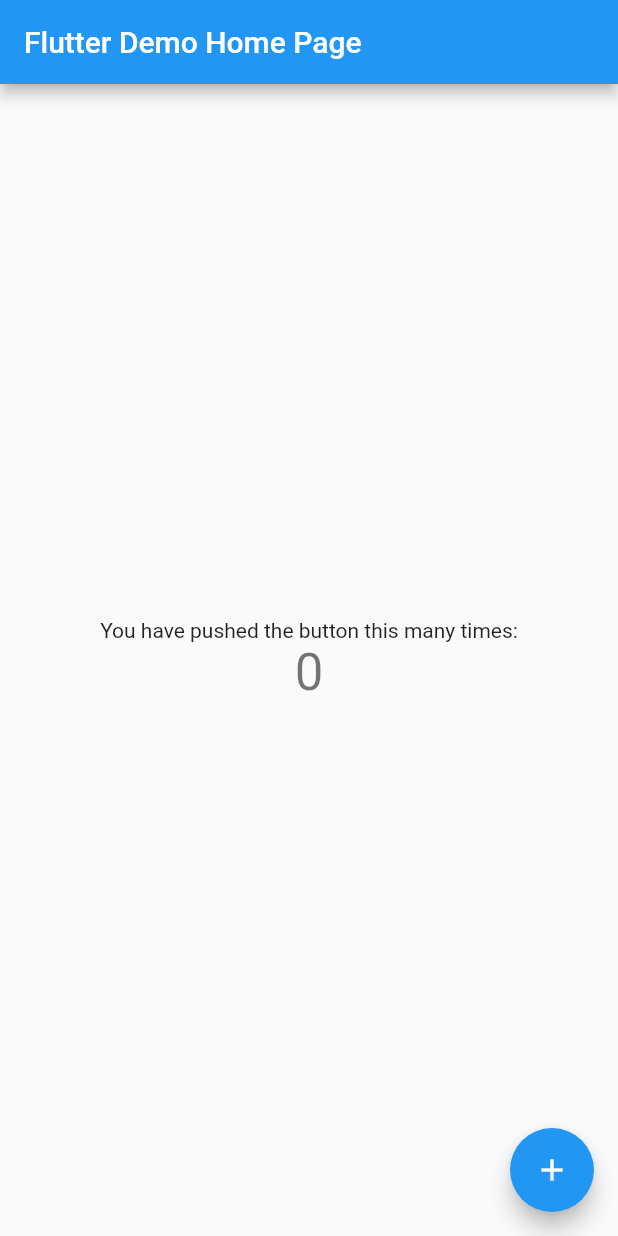
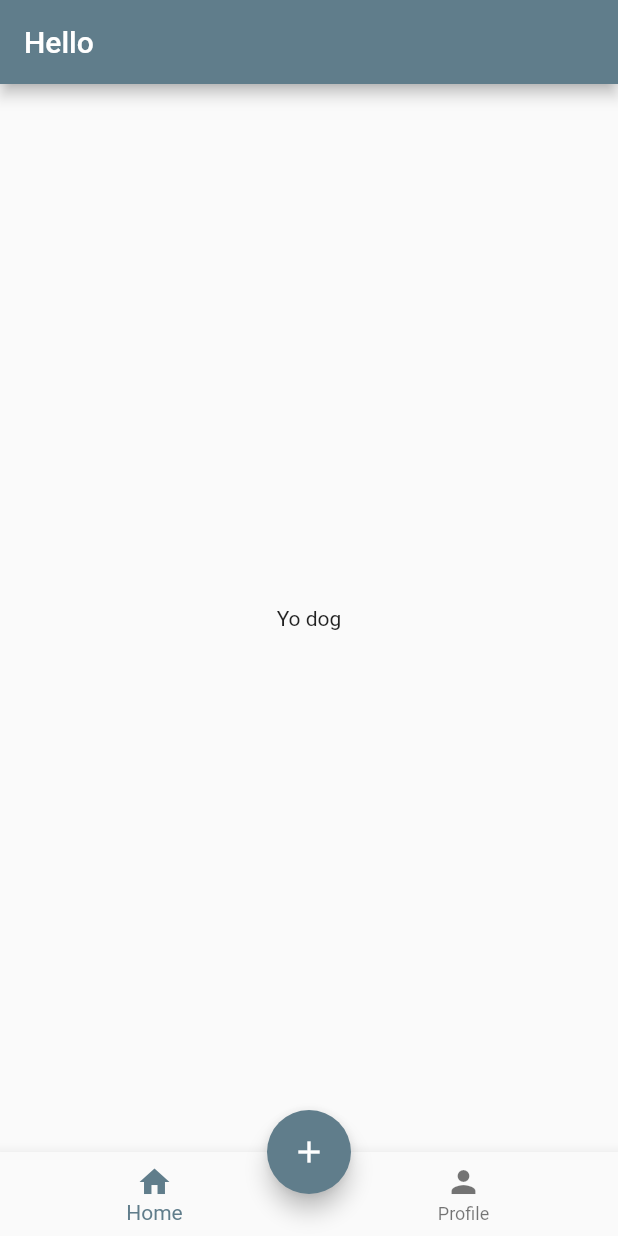
Before and after one commit to kungpaogao/nyf-mobile, a Flutter app: the screen it shows after launch, on a phone screen of 412 x 824 dp. Run offline on Flutter 3.47's test engine with Material 2 defaults, Android fonts, the phone set to English and light mode, and no system bars.

Commit message:
Implemented general layout, bottom navigation

```diff
--- /dev/null
+++ b/lib/components/nav.dart
@@ -0,0 +1,36 @@
+import 'package:flutter/material.dart';
+
+class NavigationBar extends StatefulWidget {
+  NavigationBar({Key key}) : super(key: key);
+
+  @override
+  _NavigationBarState createState() => _NavigationBarState();
+}
+
+class _NavigationBarState extends State<NavigationBar> {
+  int _selectedIndex = 0;
+
+  @override
+  Widget build(BuildContext context) {
+    return BottomNavigationBar(
+      items: const <BottomNavigationBarItem>[
+        BottomNavigationBarItem(
+          icon: Icon(Icons.home),
+          title: Text("Home"),
+        ),
+        BottomNavigationBarItem(
+          icon: Icon(Icons.person),
+          title: Text("Profile"),
+        )
+      ],
+      currentIndex: _selectedIndex,
+      onTap: _onItemTapped,
+    );
+  }
+
+  void _onItemTapped(int index) {
+    setState(() {
+      _selectedIndex = index;
+    });
+  }
+}
--- a/lib/main.dart
+++ b/lib/main.dart
@@ -1,4 +1,7 @@
 import 'package:flutter/material.dart';
+import 'package:flutter/cupertino.dart';
+import 'package:nyf_mobile/pages/home.dart';
+import 'package:nyf_mobile/components/nav.dart';
 
 void main() => runApp(MyApp());
 
@@ -18,94 +21,20 @@ class MyApp extends StatelessWidget {
         // or simply save your changes to "hot reload" in a Flutter IDE).
         // Notice that the counter didn't reset back to zero; the application
         // is not restarted.
-        primarySwatch: Colors.blue,
+        primarySwatch: Colors.blueGrey,
       ),
-      home: MyHomePage(title: 'Flutter Demo Home Page'),
+      home: Scaffold(
+        appBar: AppBar(
+          title: Text("Hello"),
+        ),
+        body: HomePage(),
+        bottomNavigationBar: NavigationBar(),
+        floatingActionButtonLocation: FloatingActionButtonLocation.centerDocked,
+        floatingActionButton: FloatingActionButton(
+          tooltip: 'Increment',
+          child: new Icon(Icons.add),
+        ),
+      ),
     );
   }
 }
-
-class MyHomePage extends StatefulWidget {
-  MyHomePage({Key key, this.title}) : super(key: key);
-
-  // This widget is the home page of your application. It is stateful, meaning
-  // that it has a State object (defined below) that contains fields that affect
-  // how it looks.
-
-  // This class is the configuration for the state. It holds the values (in this
-  // case the title) provided by the parent (in this case the App widget) and
-  // used by the build method of the State. Fields in a Widget subclass are
-  // always marked "final".
-
-  final String title;
-
-  @override
-  _MyHomePageState createState() => _MyHomePageState();
-}
-
-class _MyHomePageState extends State<MyHomePage> {
-  int _counter = 0;
-
-  void _incrementCounter() {
-    setState(() {
-      // This call to setState tells the Flutter framework that something has
-      // changed in this State, which causes it to rerun the build method below
-      // so that the display can reflect the updated values. If we changed
-      // _counter without calling setState(), then the build method would not be
-      // called again, and so nothing would appear to happen.
-      _counter++;
-    });
-  }
-
-  @override
-  Widget build(BuildContext context) {
-    // This method is rerun every time setState is called, for instance as done
-    // by the _incrementCounter method above.
-    //
-    // The Flutter framework has been optimized to make rerunning build methods
-    // fast, so that you can just rebuild anything that needs updating rather
-    // than having to individually change instances of widgets.
-    return Scaffold(
-      appBar: AppBar(
-        // Here we take the value from the MyHomePage object that was created by
-        // the App.build method, and use it to set our appbar title.
-        title: Text(widget.title),
-      ),
-      body: Center(
-        // Center is a layout widget. It takes a single child and positions it
-        // in the middle of the parent.
-        child: Column(
-          // Column is also layout widget. It takes a list of children and
-          // arranges them vertically. By default, it sizes itself to fit its
-          // children horizontally, and tries to be as tall as its parent.
-          //
-          // Invoke "debug painting" (press "p" in the console, choose the
-          // "Toggle Debug Paint" action from the Flutter Inspector in Android
-          // Studio, or the "Toggle Debug Paint" command in Visual Studio Code)
-          // to see the wireframe for each widget.
-          //
-          // Column has various properties to control how it sizes itself and
-          // how it positions its children. Here we use mainAxisAlignment to
-          // center the children vertically; the main axis here is the vertical
-          // axis because Columns are vertical (the cross axis would be
-          // horizontal).
-          mainAxisAlignment: MainAxisAlignment.center,
-          children: <Widget>[
-            Text(
-              'You have pushed the button this many times:',
-            ),
-            Text(
-              '$_counter',
-              style: Theme.of(context).textTheme.display1,
-            ),
-          ],
-        ),
-      ),
-      floatingActionButton: FloatingActionButton(
-        onPressed: _incrementCounter,
-        tooltip: 'Increment',
-        child: Icon(Icons.add),
-      ), // This trailing comma makes auto-formatting nicer for build methods.
-    );
-  }
-}
--- /dev/null
+++ b/lib/pages/home.dart
@@ -0,0 +1,15 @@
+import 'package:flutter/material.dart';
+import 'package:flutter/cupertino.dart';
+
+class HomePage extends StatelessWidget {
+  @override
+  Widget build(BuildContext context) {
+    return _buildHome();
+  }
+
+  Widget _buildHome() {
+    return Center(
+      child: Text("Yo dog"),
+    );
+  }
+}
```
Also changed, not shown: 31 other files.
